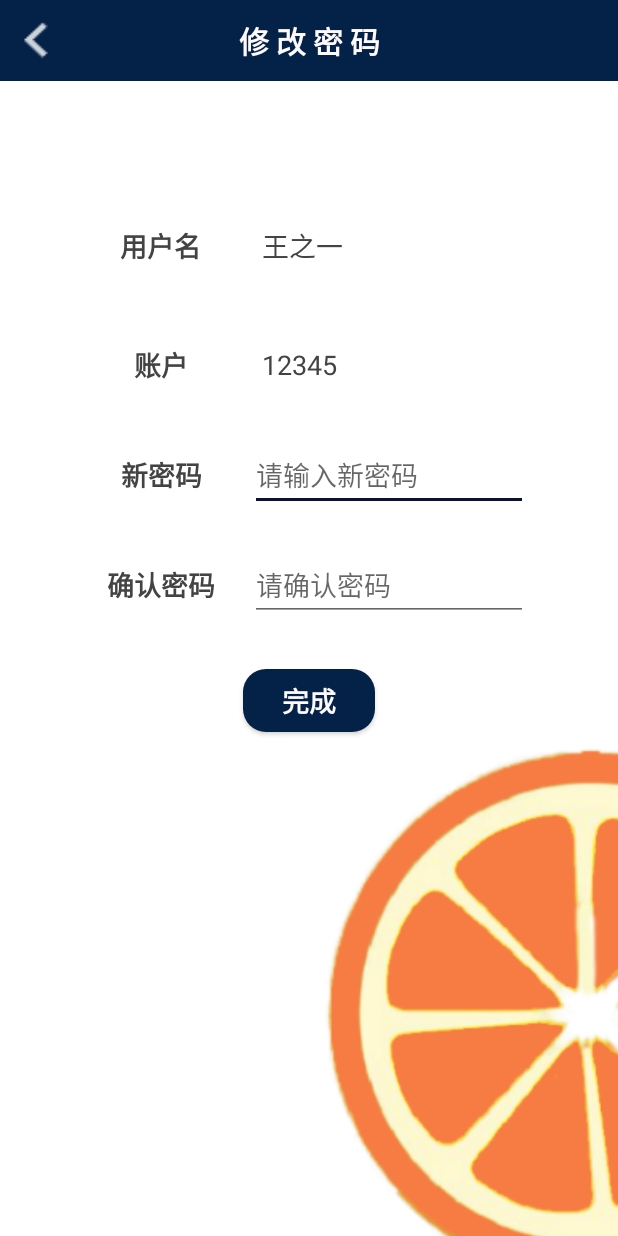
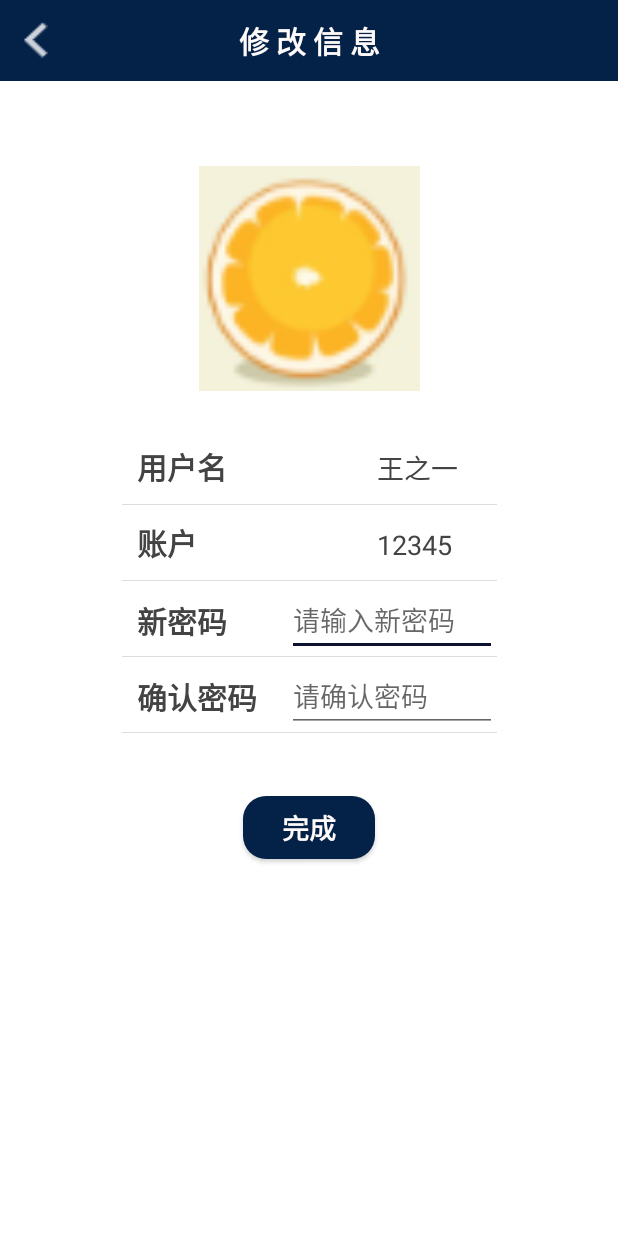
Before and after one commit to DrMonsterX/mytime_android, an Android app: the ChangePasswordActivity screen opened directly, with no data from a screen before it, on a phone screen of 412 x 824 dp. Run offline under Robolectric (Android 15) with nearby library versions, the phone set to English and light mode, and no system bars; 2 statements that could not run were skipped.

Commit message:
更改用户信息

```diff
--- a/app/src/main/java/com/example/dy/mytime/Activity/UserHomepageActivity.java
+++ b/app/src/main/java/com/example/dy/mytime/Activity/UserHomepageActivity.java
@@ -1,6 +1,8 @@
 package com.example.dy.mytime.Activity;
 
+import android.app.AlertDialog;
 import android.content.Context;
+import android.content.DialogInterface;
 import android.content.Intent;
 import android.os.IBinder;
 import android.support.annotation.CallSuper;
@@ -130,8 +132,23 @@ public class UserHomepageActivity extends AppCompatActivity {
         backToMainButton.setOnClickListener(new View.OnClickListener() {
             @Override
             public void onClick(View v) {
-                Intent intent = new Intent(UserHomepageActivity.this, MainActivity.class);
-                startActivity(intent);
+                AlertDialog.Builder builder= new AlertDialog.Builder(UserHomepageActivity.this,R.style.dialog_style);
+                builder.setTitle("提示");//提示框标题
+                builder.setMessage("\n  确认退出当前账号？");//提示内容
+
+                builder.setPositiveButton("确定", new DialogInterface.OnClickListener() {
+
+                    @Override
+                    public void onClick(DialogInterface dialog, int which) {
+                        //TODO Auto-generated method stub
+                        Intent intent = new Intent(UserHomepageActivity.this, MainActivity.class);
+                        startActivity(intent);
+                    }
+                });//确定按钮
+
+                builder.setNegativeButton("取消",null);//取消按钮
+                builder.create().show();
+
             }
         });
 
--- /dev/null
+++ b/app/src/main/res/drawable-xxhdpi/card_shape.xml
@@ -0,0 +1,16 @@
+<?xml version="1.0" encoding="utf-8"?>
+<shape xmlns:android="http://schemas.android.com/apk/res/android"
+    android:shape="rectangle">
+    <!--设置背景色-->
+    <solid android:color="#FFF" />
+    <!--设置圆角-->
+    <corners android:radius="10dip" />
+
+    <padding
+    android:bottom="10dp"
+    android:left="10dp"
+    android:right="10dp"
+    android:top="10dp"
+    />
+
+</shape>
--- a/app/src/main/res/layout/activity_change_password.xml
+++ b/app/src/main/res/layout/activity_change_password.xml
@@ -43,113 +43,183 @@
 
     </android.support.constraint.ConstraintLayout>
 
+    <LinearLayout
+        android:id="@+id/message"
+        android:layout_width="330dp"
+        android:layout_height="wrap_content"
+        android:layout_gravity="center"
+        android:layout_marginStart="27dp"
+        android:layout_marginLeft="27dp"
+        android:layout_marginTop="75dp"
+        android:layout_marginEnd="27dp"
+        android:layout_marginRight="27dp"
+        android:background="@drawable/card_shape"
+        android:orientation="vertical"
+        app:layout_constraintEnd_toEndOf="parent"
+        app:layout_constraintStart_toStartOf="parent"
+        app:layout_constraintTop_toTopOf="parent">
+
+        <ImageView
+            android:id="@+id/picture1"
+            android:layout_width="150dp"
+            android:layout_height="150dp"
+            android:layout_gravity="center"
+            android:layout_margin="25dp"
+            android:src="@drawable/headshot1" />
+
+        <LinearLayout
+            android:layout_width="250dp"
+            android:layout_height="wrap_content"
+            android:layout_gravity="center"
+            android:orientation="vertical"
+            app:layout_constraintStart_toStartOf="@+id/picture1"
+            app:layout_constraintTop_toTopOf="@+id/picture1">
+
+            <LinearLayout
+                android:layout_width="match_parent"
+                android:layout_height="50dp"
+                android:orientation="horizontal">
+
                 <TextView
                     android:id="@+id/textView3"
                     android:layout_width="wrap_content"
                     android:layout_height="wrap_content"
-        android:layout_marginStart="80dp"
-        android:layout_marginLeft="80dp"
-        android:layout_marginTop="150dp"
+                    android:layout_marginStart="10dp"
+                    android:layout_marginLeft="10dp"
+                    android:layout_marginTop="10dp"
                     android:text="@string/user_name"
                     android:textColor="@color/mainText"
-        android:textSize="18sp"
-        android:textStyle="bold"
-        app:layout_constraintStart_toStartOf="parent"
-        app:layout_constraintTop_toTopOf="parent" />
+                    android:textSize="20sp"
+                    android:textStyle="bold" />
+
+                <TextView
+                    android:id="@+id/userName"
+                    android:layout_width="wrap_content"
+                    android:layout_height="wrap_content"
+                    android:layout_marginStart="100dp"
+                    android:layout_marginLeft="100dp"
+                    android:layout_marginTop="10dp"
+                    android:text="王之一"
+                    android:textColor="@color/mainText"
+                    android:textSize="18sp" />
+
+            </LinearLayout>
+
+            <View
+                android:layout_width="match_parent"
+                android:layout_height="0.2dp"
+                android:background="#22000000" />
+
+            <LinearLayout
+                android:layout_width="match_parent"
+                android:layout_height="50dp"
+                android:orientation="horizontal">
 
                 <TextView
                     android:id="@+id/textView4"
                     android:layout_width="wrap_content"
                     android:layout_height="wrap_content"
-        android:layout_marginTop="52dp"
+                    android:layout_marginStart="10dp"
+                    android:layout_marginLeft="10dp"
+                    android:layout_marginTop="10dp"
                     android:text="@string/id"
                     android:textColor="@color/mainText"
-        android:textSize="18sp"
-        android:textStyle="bold"
-        app:layout_constraintEnd_toEndOf="@+id/textView3"
-        app:layout_constraintStart_toStartOf="@+id/textView3"
-        app:layout_constraintTop_toBottomOf="@+id/textView3" />
+                    android:textSize="20sp"
+                    android:textStyle="bold" />
+
+                <TextView
+                    android:id="@+id/id"
+                    android:layout_width="wrap_content"
+                    android:layout_height="wrap_content"
+                    android:layout_marginStart="120dp"
+                    android:layout_marginLeft="120dp"
+                    android:layout_marginTop="10dp"
+                    android:text="12345"
+                    android:textColor="@color/mainText"
+                    android:textSize="18sp" />
+
+            </LinearLayout>
+
+            <View
+                android:layout_width="match_parent"
+                android:layout_height="0.2dp"
+                android:background="#22000000" />
+
+            <LinearLayout
+                android:layout_width="match_parent"
+                android:layout_height="50dp"
+                android:orientation="horizontal">
 
                 <TextView
                     android:id="@+id/textView5"
                     android:layout_width="wrap_content"
                     android:layout_height="wrap_content"
-        android:layout_marginTop="46dp"
+                    android:layout_marginStart="10dp"
+                    android:layout_marginLeft="10dp"
+                    android:layout_marginTop="5dp"
                     android:text="@string/new_password"
                     android:textColor="@color/mainText"
-        android:textSize="18sp"
-        android:textStyle="bold"
-        app:layout_constraintEnd_toEndOf="@+id/textView4"
-        app:layout_constraintStart_toStartOf="@+id/textView4"
-        app:layout_constraintTop_toBottomOf="@+id/textView4" />
+                    android:textSize="20sp"
+                    android:textStyle="bold" />
+
+                <EditText
+                    android:id="@+id/newPassword"
+                    android:layout_width="wrap_content"
+                    android:layout_height="wrap_content"
+                    android:layout_marginStart="40dp"
+                    android:layout_marginLeft="40dp"
+                    android:layout_marginTop="5dp"
+                    android:ems="10"
+                    android:hint="请输入新密码"
+                    android:inputType="textPassword"
+                    android:textColor="@color/mainText"
+                    android:textSize="18sp" />
+
+            </LinearLayout>
+
+            <View
+                android:layout_width="match_parent"
+                android:layout_height="0.2dp"
+                android:background="#22000000" />
+
+            <LinearLayout
+                android:layout_width="match_parent"
+                android:layout_height="50dp"
+                android:orientation="horizontal">
 
                 <TextView
                     android:id="@+id/textView6"
                     android:layout_width="wrap_content"
                     android:layout_height="wrap_content"
-        android:layout_marginTop="46dp"
+                    android:layout_marginStart="10dp"
+                    android:layout_marginLeft="10dp"
+                    android:layout_marginTop="5dp"
                     android:text="@string/ensure_password"
                     android:textColor="@color/mainText"
-        android:textSize="18sp"
-        android:textStyle="bold"
-        app:layout_constraintEnd_toEndOf="@+id/textView5"
-        app:layout_constraintHorizontal_bias="0.55"
-        app:layout_constraintStart_toStartOf="@+id/textView5"
-        app:layout_constraintTop_toBottomOf="@+id/textView5" />
-
-    <TextView
-        android:id="@+id/userName"
-        android:layout_width="wrap_content"
-        android:layout_height="wrap_content"
-        android:text="王之一"
-        android:textColor="@color/mainText"
-        android:textSize="18sp"
-        app:layout_constraintBottom_toBottomOf="@+id/textView3"
-        app:layout_constraintStart_toStartOf="@+id/id"
-        app:layout_constraintTop_toTopOf="@+id/textView3" />
-
-    <TextView
-        android:id="@+id/id"
-        android:layout_width="wrap_content"
-        android:layout_height="wrap_content"
-        android:layout_marginStart="8dp"
-        android:layout_marginLeft="8dp"
-        android:text="12345"
-        android:textColor="@color/mainText"
-        android:textSize="18sp"
-        app:layout_constraintBottom_toBottomOf="@+id/textView4"
-        app:layout_constraintStart_toStartOf="@+id/newPassword"
-        app:layout_constraintTop_toTopOf="@+id/textView4" />
-
-    <EditText
-        android:id="@+id/newPassword"
-        android:layout_width="0dp"
-        android:layout_height="wrap_content"
-        android:layout_marginStart="32dp"
-        android:layout_marginLeft="32dp"
-        android:layout_marginEnd="60dp"
-        android:layout_marginRight="60dp"
-        android:ems="10"
-        android:hint="请输入新密码"
-        android:inputType="textPassword"
-        android:textSize="18sp"
-        app:layout_constraintBottom_toBottomOf="@+id/textView5"
-        app:layout_constraintEnd_toEndOf="parent"
-        app:layout_constraintStart_toEndOf="@+id/textView5"
-        app:layout_constraintTop_toTopOf="@+id/textView5" />
+                    android:textSize="20sp"
+                    android:textStyle="bold" />
 
                 <EditText
                     android:id="@+id/ensurePassword"
-        android:layout_width="0dp"
+                    android:layout_width="wrap_content"
                     android:layout_height="wrap_content"
+                    android:layout_marginStart="20dp"
+                    android:layout_marginLeft="20dp"
+                    android:layout_marginTop="5dp"
                     android:ems="10"
                     android:hint="请确认密码"
                     android:inputType="textPassword"
-        android:textSize="18sp"
-        app:layout_constraintBottom_toBottomOf="@+id/textView6"
-        app:layout_constraintEnd_toEndOf="@+id/newPassword"
-        app:layout_constraintStart_toStartOf="@+id/newPassword"
-        app:layout_constraintTop_toTopOf="@+id/textView6" />
+                    android:textColor="@color/mainText"
+                    android:textSize="18sp" />
+
+            </LinearLayout>
+
+            <View
+                android:layout_width="match_parent"
+                android:layout_height="0.2dp"
+                android:background="#22000000" />
+        </LinearLayout>
+    </LinearLayout>
 
     <Button
         android:id="@+id/ensureButton"
@@ -167,18 +237,6 @@
         android:textStyle="bold"
         app:layout_constraintEnd_toEndOf="parent"
         app:layout_constraintStart_toStartOf="parent"
-        app:layout_constraintTop_toBottomOf="@+id/ensurePassword" />
-
-    <ImageView
-        android:id="@+id/imageView"
-        android:layout_width="464dp"
-        android:layout_height="380dp"
-
-        android:layout_marginStart="162dp"
-        android:layout_marginLeft="162dp"
-        app:layout_constraintStart_toStartOf="parent"
-        app:layout_constraintTop_toBottomOf="@+id/ensureButton"
-        app:srcCompat="@drawable/orange" />
-
+        app:layout_constraintTop_toBottomOf="@+id/message" />
 
 </android.support.constraint.ConstraintLayout>
--- a/app/src/main/res/layout/attention_item.xml
+++ b/app/src/main/res/layout/attention_item.xml
@@ -65,4 +65,11 @@
         app:layout_constraintEnd_toStartOf="@+id/attention"
         app:layout_constraintTop_toTopOf="@+id/attention" />
 
+    <View
+        android:layout_width="match_parent"
+        android:layout_height="0.2dp"
+        android:layout_marginTop="8dp"
+        android:background="#22000000"
+        app:layout_constraintTop_toBottomOf="@+id/userID" />
+
 </android.support.constraint.ConstraintLayout>
--- a/app/src/main/res/layout/rank_item.xml
+++ b/app/src/main/res/layout/rank_item.xml
@@ -55,7 +55,7 @@
         <ImageView
             android:id="@+id/imageView3"
             android:layout_width="match_parent"
-            android:layout_height="2dp"
+            android:layout_height="1dp"
             android:background="@color/gray"
              />
 
--- a/app/src/main/res/values/strings.xml
+++ b/app/src/main/res/values/strings.xml
@@ -1,7 +1,7 @@
 <resources>
     <string name="app_name">MEMO</string>
     <string name="attention_list">关注列表</string>
-    <string name="change_password_bt">修 改 密 码</string>
+    <string name="change_password_bt">修 改 信 息</string>
     <string name="user_name">用户名</string>
     <string name="id">账户</string>
     <string name="password">密码</string>
```
Also changed, not shown: app/src/main/res/layout/activity_sign.xml (+28 -2 lines). Lines whose indentation alone changed are shown as unchanged.
